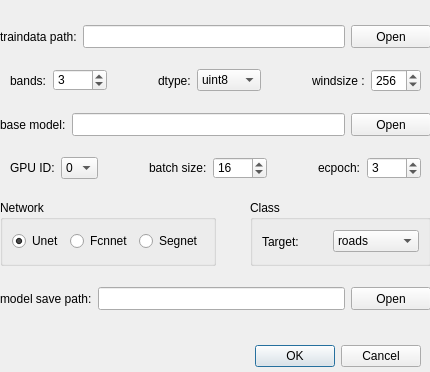
scrssys/semantic_segment_RSImage, file ui/trainUi/TrainBinaryJaccard.ui: the form before one commit.
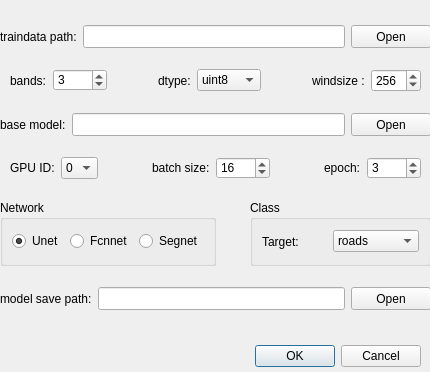
The form after the commit.

Patch:
```diff
--- a/ui/trainUi/TrainBinaryJaccard.ui
+++ b/ui/trainUi/TrainBinaryJaccard.ui
@@ -29,7 +29,7 @@
     <set>QDialogButtonBox::Cancel|QDialogButtonBox::Ok</set>
    </property>
   </widget>
-  <widget class="QWidget" name="">
+  <widget class="QWidget" name="layoutWidget">
    <property name="geometry">
     <rect>
      <x>0</x>
@@ -390,7 +390,7 @@
       <item>
        <widget class="QLabel" name="label_7">
         <property name="text">
-         <string>ecpoch:</string>
+         <string>epoch:</string>
         </property>
        </widget>
       </item>
```
